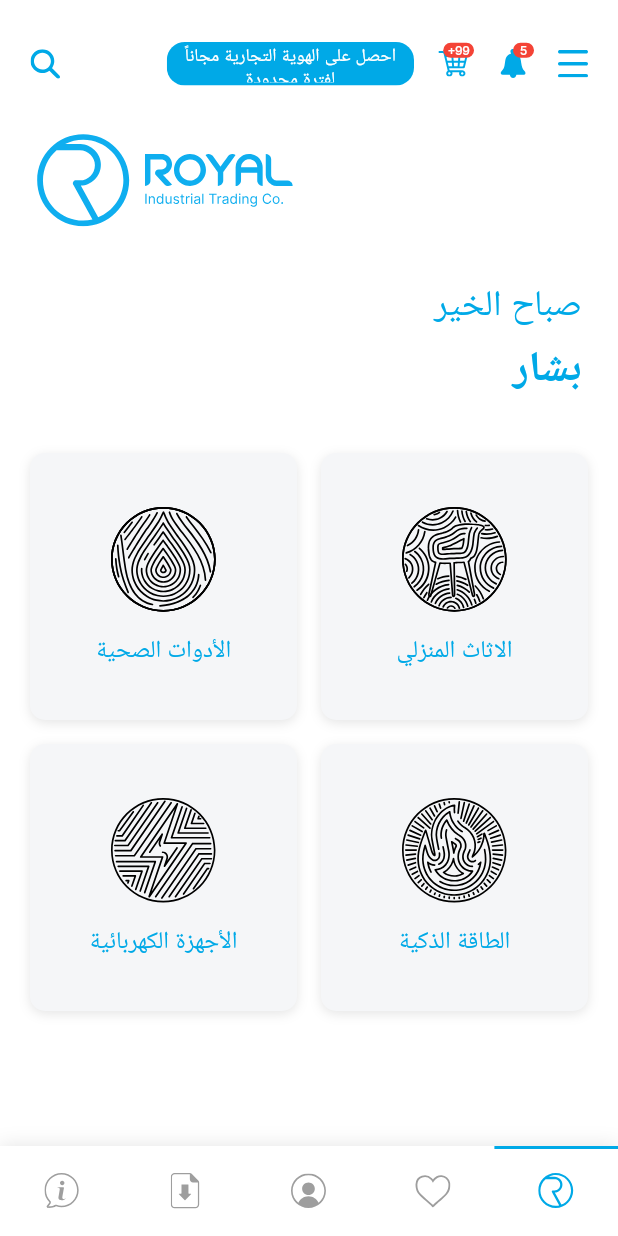
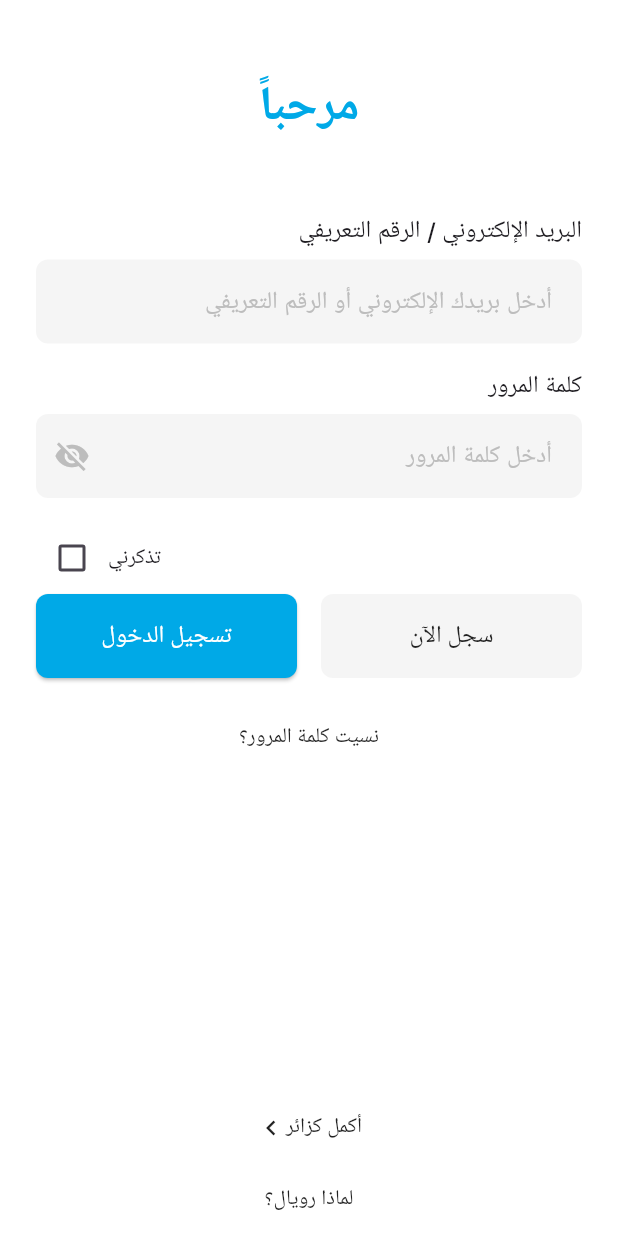
Before and after one commit to YazanAK23/royal, a Flutter app: the screen it shows after launch, on a phone screen of 412 x 824 dp. Run offline on Flutter 3.47's test engine with Material 3 defaults, Android fonts, the phone set to English and light mode, and no system bars; our stand-ins replace flutter_riverpod, flutter_svg, google_fonts, shared_preferences.

Commit message:
add login page and handle it

```diff
--- a/lib/core/constants/app_assets.dart
+++ b/lib/core/constants/app_assets.dart
@@ -8,6 +8,7 @@ class AppAssets {
   static const String cart = '$_iconsPath/cart.svg';
   static const String notification = '$_iconsPath/notification_icon.svg';
   static const String drawerMenu = '$_iconsPath/drawer_menu_icon.svg';
+  static const String backButton = '$_iconsPath/back_button.svg';
 
   // Category Icons
   static const String furniture = '$_imagesPath/furniture.svg';
--- a/lib/core/providers/locale_provider.dart
+++ b/lib/core/providers/locale_provider.dart
@@ -11,7 +11,7 @@ class LocaleNotifier extends StateNotifier<Locale> {
     _loadSavedLocale();
   }
 
-  static const String _localeKey = 'locale';
+  static const String _localeKey = 'app_locale';
 
   Future<void> _loadSavedLocale() async {
     final prefs = await SharedPreferences.getInstance();
--- a/lib/core/routes/app_routes.dart
+++ b/lib/core/routes/app_routes.dart
@@ -1,9 +1,11 @@
 import 'package:flutter/material.dart';
 import 'package:royal/screens/home/home_screen.dart';
+import 'package:royal/screens/auth/login_screen.dart';
 
 class AppRoutes {
   // Route Names
-  static const String home = '/';
+  static const String login = '/login';
+  static const String home = '/home';
   static const String account = '/account';
   static const String orders = '/orders';
   static const String newItems = '/new-items';
@@ -15,6 +17,7 @@ class AppRoutes {
 
   // Route Map
   static Map<String, Widget Function(BuildContext)> routes = {
+    login: (context) => const LoginScreen(),
     home: (context) => const HomeScreen(),
 
   };
--- a/lib/core/theme/app_theme.dart
+++ b/lib/core/theme/app_theme.dart
@@ -2,9 +2,16 @@ import 'package:flutter/material.dart';
 import 'package:google_fonts/google_fonts.dart';
 
 class AppTheme {
+  static const Color primaryColor = Color(0xFF00A9E7);
+  static const TextStyle textStyle = TextStyle(
+    color: Colors.white,
+    fontSize: 16,
+    fontWeight: FontWeight.w400,
+  );
+
   static ThemeData lightTheme() {
     return ThemeData(
-      primaryColor: const Color(0xFF00A9E7),
+      primaryColor: primaryColor,
       scaffoldBackgroundColor: Colors.white,
       textTheme: TextTheme(
         displayLarge: GoogleFonts.inter(
--- a/lib/l10n/intl_ar.arb
+++ b/lib/l10n/intl_ar.arb
@@ -14,6 +14,7 @@
     "informationLabel": "المعلومات",
     "profileLabel": "الملف الشخصي",
     "followUsLabel": "تابعنا",
+    "contactUsLabel": "تواصل معنا",
     "welcomeLabel": "مرحباً",
     "ordersLabel": "الطلبات",
     "newItemsLabel": "المنتجات الجديدة",
@@ -27,5 +28,61 @@
     "smartEnergyLabel": "الطاقة الذكية",
     "electricalLabel": "الأجهزة الكهربائية",
     "goodMorningLabel": "صباح الخير",
-    "nameLabel": "بشار"
+    "nameLabel": "بشار",
+    "loginWelcome": "مرحباً بعودتك",
+    "@loginWelcome": {
+        "description": "Welcome text on login page"
+    },
+    "emailIdLabel": "البريد الإلكتروني / الرقم التعريفي",
+    "@emailIdLabel": {
+        "description": "Label for email/ID field"
+    },
+    "emailIdHint": "أدخل بريدك الإلكتروني أو الرقم التعريفي",
+    "@emailIdHint": {
+        "description": "Hint text for email/ID field"
+    },
+    "passwordLabel": "كلمة المرور",
+    "@passwordLabel": {
+        "description": "Label for password field"
+    },
+    "passwordHint": "أدخل كلمة المرور",
+    "@passwordHint": {
+        "description": "Hint text for password field"
+    },
+    "rememberMe": "تذكرني",
+    "@rememberMe": {
+        "description": "Remember me checkbox label"
+    },
+    "forgotPassword": "نسيت كلمة المرور؟",
+    "@forgotPassword": {
+        "description": "Forgot password link text"
+    },
+    "loginButton": "تسجيل الدخول",
+    "@loginButton": {
+        "description": "Login button text"
+    },
+    "noAccount": "ليس لديك حساب؟",
+    "@noAccount": {
+        "description": "Text shown before register link"
+    },
+    "registerNow": "سجل الآن",
+    "@registerNow": {
+        "description": "Register link text"
+    },
+    "emailRequired": "الرجاء إدخال بريدك الإلكتروني أو الرقم التعريفي",
+    "@emailRequired": {
+        "description": "Email required validation message"
+    },
+    "passwordRequired": "الرجاء إدخال كلمة المرور",
+    "@passwordRequired": {
+        "description": "Password required validation message"
+    },
+    "continueAsGuest": "أكمل كزائر",
+    "@continueAsGuest": {
+        "description": "Text for the guest login option"
+    },
+    "whyRoyal": "لماذا رويال؟",
+    "@whyRoyal": {
+        "description": "Text for why royal question"
+    }
 }
--- a/lib/main.dart
+++ b/lib/main.dart
@@ -6,7 +6,8 @@ import 'core/theme/app_theme.dart';
 import 'core/routes/app_routes.dart';
 import 'core/providers/locale_provider.dart';
 
-void main() {
+void main() async {
+  WidgetsFlutterBinding.ensureInitialized();
   runApp(const ProviderScope(child: MyApp()));
 }
 
@@ -19,7 +20,8 @@ class MyApp extends ConsumerWidget {
     return MaterialApp(
       title: 'Royal',
       theme: AppTheme.lightTheme(),
-      locale: locale,
+      locale: locale, // Locale is already initialized with 'ar' in the provider
+      initialRoute: AppRoutes.login,
       localizationsDelegates: const [
         S.delegate,
         GlobalMaterialLocalizations.delegate,
--- /dev/null
+++ b/lib/screens/auth/login_screen.dart
@@ -0,0 +1,27 @@
+import 'package:flutter/material.dart';
+import '../../core/constants/app_colors.dart';
+import '../../widgets/auth/login_form.dart';
+
+class LoginScreen extends StatelessWidget {
+  const LoginScreen({Key? key}) : super(key: key);
+
+  @override
+  Widget build(BuildContext context) {
+    return Scaffold(
+      backgroundColor: AppColors.scaffoldBackground,
+      body: SafeArea(
+        child: SingleChildScrollView(
+          child: Container(
+            constraints: BoxConstraints(
+              minHeight: MediaQuery.of(context).size.height -
+                  MediaQuery.of(context).padding.top -
+                  MediaQuery.of(context).padding.bottom,
+            ),
+            padding: const EdgeInsets.symmetric(horizontal: 24),
+            child: const LoginForm(),
+          ),
+        ),
+      ),
+    );
+  }
+}
--- /dev/null
+++ b/lib/widgets/auth/login_form.dart
@@ -0,0 +1,281 @@
+// login_form.dart
+import 'package:flutter/material.dart';
+import 'package:royal/generated/l10n.dart';
+import '../../core/routes/app_routes.dart';
+
+class LoginForm extends StatefulWidget {
+  const LoginForm({Key? key}) : super(key: key);
+
+  @override
+  State<LoginForm> createState() => _LoginFormState();
+}
+
+class _LoginFormState extends State<LoginForm> {
+  final _formKey = GlobalKey<FormState>();
+  final _emailController = TextEditingController();
+  final _passwordController = TextEditingController();
+  bool _rememberMe = false;
+  bool _obscurePassword = true;
+
+  @override
+  void dispose() {
+    _emailController.dispose();
+    _passwordController.dispose();
+    super.dispose();
+  }
+
+  @override
+  Widget build(BuildContext context) {
+    final l10n = S.of(context);
+
+    return Form(
+      key: _formKey,
+      child: Column(
+        mainAxisAlignment: MainAxisAlignment.spaceBetween,
+        crossAxisAlignment: CrossAxisAlignment.stretch,
+        children: [
+          // Main content column
+          Column(
+            crossAxisAlignment: CrossAxisAlignment.stretch,
+            children: [
+              const SizedBox(height: 48),
+              // Welcome text
+              Text(
+                l10n.welcomeLabel,
+                style: const TextStyle(
+                  fontSize: 32,
+                  fontWeight: FontWeight.w600,
+                  color: Color(0xFF00A9E7),
+                ),
+                textAlign: TextAlign.center,
+              ),
+              const SizedBox(height: 48),
+
+              // Email/ID field label
+              Text(
+                l10n.emailIdLabel,
+                style: const TextStyle(
+                  fontSize: 16,
+                  fontWeight: FontWeight.w500,
+                ),
+                textAlign: TextAlign.right,
+              ),
+              const SizedBox(height: 8),
+              TextFormField(
+                controller: _emailController,
+                textDirection: TextDirection.rtl,
+                textAlign: TextAlign.right,
+                decoration: InputDecoration(
+                  hintText: l10n.emailIdHint,
+                  hintStyle: TextStyle(color: Colors.grey[400]),
+                  filled: true,
+                  fillColor: const Color(0xFFF5F5F5),
+                  border: OutlineInputBorder(
+                    borderRadius: BorderRadius.circular(8),
+                    borderSide: BorderSide.none,
+                  ),
+                  enabledBorder: OutlineInputBorder(
+                    borderRadius: BorderRadius.circular(8),
+                    borderSide: BorderSide.none,
+                  ),
+                  focusedBorder: OutlineInputBorder(
+                    borderRadius: BorderRadius.circular(8),
+                    borderSide: BorderSide.none,
+                  ),
+                  contentPadding: const EdgeInsets.symmetric(horizontal: 16, vertical: 16),
+                ),
+                validator: (value) {
+                  if (value == null || value.isEmpty) {
+                    return l10n.emailRequired;
+                  }
+                  return null;
+                },
+              ),
+              const SizedBox(height: 16),
+
+              // Password field label
+              Text(
+                l10n.passwordLabel,
+                style: const TextStyle(
+                  fontSize: 16,
+                  fontWeight: FontWeight.w500,
+                ),
+                textAlign: TextAlign.right,
+              ),
+              const SizedBox(height: 8),
+              TextFormField(
+                controller: _passwordController,
+                obscureText: _obscurePassword,
+                textDirection: TextDirection.rtl,
+                textAlign: TextAlign.right,
+                decoration: InputDecoration(
+                  hintText: l10n.passwordHint,
+                  hintStyle: TextStyle(color: Colors.grey[400]),
+                  filled: true,
+                  fillColor: const Color(0xFFF5F5F5),
+                  border: OutlineInputBorder(
+                    borderRadius: BorderRadius.circular(8),
+                    borderSide: BorderSide.none,
+                  ),
+                  enabledBorder: OutlineInputBorder(
+                    borderRadius: BorderRadius.circular(8),
+                    borderSide: BorderSide.none,
+                  ),
+                  focusedBorder: OutlineInputBorder(
+                    borderRadius: BorderRadius.circular(8),
+                    borderSide: BorderSide.none,
+                  ),
+                  contentPadding: const EdgeInsets.symmetric(horizontal: 16, vertical: 16),
+                  suffixIcon: IconButton(
+                    icon: Icon(
+                      _obscurePassword ? Icons.visibility_off : Icons.visibility,
+                      color: Colors.grey[400],
+                    ),
+                    onPressed: () {
+                      setState(() {
+                        _obscurePassword = !_obscurePassword;
+                      });
+                    },
+                  ),
+                ),
+                validator: (value) {
+                  if (value == null || value.isEmpty) {
+                    return l10n.passwordRequired;
+                  }
+                  return null;
+                },
+              ),
+              const SizedBox(height: 16),
+
+              // Remember me checkbox
+              Row(
+                mainAxisAlignment: MainAxisAlignment.end,
+                children: [
+                  Text(
+                    l10n.rememberMe,
+                    style: const TextStyle(
+                      fontSize: 14,
+                    ),
+                  ),
+                  Checkbox(
+                    value: _rememberMe,
+                    activeColor: const Color(0xFF00A9E7),
+                    onChanged: (bool? value) {
+                      setState(() {
+                        _rememberMe = value ?? false;
+                      });
+                    },
+                  ),
+                ],
+              ),
+
+              // Login and Register buttons row
+              Row(
+                children: [
+                  Expanded(
+                    child: TextButton(
+                      onPressed: () {},
+                      style: TextButton.styleFrom(
+                        backgroundColor: const Color(0xFFF5F5F5),
+                        padding: const EdgeInsets.symmetric(vertical: 16),
+                        shape: RoundedRectangleBorder(
+                          borderRadius: BorderRadius.circular(8),
+                        ),
+                      ),
+                      child: Text(
+                        l10n.registerNow,
+                        style: const TextStyle(
+                          fontSize: 16,
+                          color: Colors.black87,
+                        ),
+                      ),
+                    ),
+                  ),
+                  const SizedBox(width: 16),
+                  Expanded(
+                    child: ElevatedButton(
+                      onPressed: () {
+                        if (_formKey.currentState?.validate() ?? false) {
+                          // Handle login
+                        }
+                      },
+                      style: ElevatedButton.styleFrom(
+                        backgroundColor: const Color(0xFF00A9E7),
+                        padding: const EdgeInsets.symmetric(vertical: 16),
+                        shape: RoundedRectangleBorder(
+                          borderRadius: BorderRadius.circular(8),
+                        ),
+                      ),
+                      child: Text(
+                        l10n.loginButton,
+                        style: const TextStyle(
+                          fontSize: 16,
+                          color: Colors.white,
+                        ),
+                      ),
+                    ),
+                  ),
+                ],
+              ),
+              const SizedBox(height: 16),
+
+              // Forgot password
+              Center(
+                child: TextButton(
+                  onPressed: () {},
+                  child: Text(
+                    l10n.forgotPassword,
+                    style: const TextStyle(
+                      fontSize: 14,
+                      color: Colors.black87,
+                    ),
+                  ),
+                ),
+              ),
+            ],
+          ),
+
+          // Bottom links
+          Column(
+            children: [
+              Center(
+                child: TextButton(
+                  onPressed: () {
+                    Navigator.pushReplacementNamed(context, AppRoutes.home);
+                  },
+                  child: Row(
+                    mainAxisSize: MainAxisSize.min,
+                    children: [
+                      Text(
+                        l10n.continueAsGuest,
+                        style: const TextStyle(
+                          fontSize: 14,
+                          color: Colors.black87,
+                        ),
+                      ),
+                      const Icon(
+                        Icons.chevron_right,
+                        color: Colors.black87,
+                        size: 20,
+                      ),
+                    ],
+                  ),
+                ),
+              ),
+              TextButton(
+                onPressed: () {},
+                child: Text(
+                  l10n.whyRoyal,
+                  style: const TextStyle(
+                    fontSize: 14,
+                    color: Colors.black87,
+                  ),
+                ),
+              ),
+            ],
+          ),
+        ],
+      ),
+    );
+  }
+}
--- a/lib/widgets/custom_bottom_nav_bar.dart
+++ b/lib/widgets/custom_bottom_nav_bar.dart
@@ -57,7 +57,7 @@ class CustomBottomNavBar extends StatelessWidget {
     return Directionality(
       textDirection: isRtl ? TextDirection.rtl : TextDirection.ltr,
       child: Container(
-        height: 60,
+        height: 80, // Adjusted height to match the specified area
         decoration: const BoxDecoration(
           color: Colors.white,
           boxShadow: [
@@ -71,7 +71,7 @@ class CustomBottomNavBar extends StatelessWidget {
         child: Stack(
           children: [
             SizedBox(
-              height: 60,
+              height: 80, // Adjusted height for the navigation bar
               child: Row(
                 mainAxisAlignment: MainAxisAlignment.spaceAround,
                 children: rowChildren,
```
Also changed, not shown: lib/core/constants/app_text_styles.dart (+7 -0 lines), lib/l10n/intl_en.arb (+57 -0 lines), lib/widgets/custom_drawer.dart (+72 -30 lines), assets/icons/back_button.svg (added), assets/images/drawer_pattern_en.svg (added), lib/generated/intl/messages_ar.dart, lib/generated/intl/messages_en.dart, lib/generated/l10n.dart.
